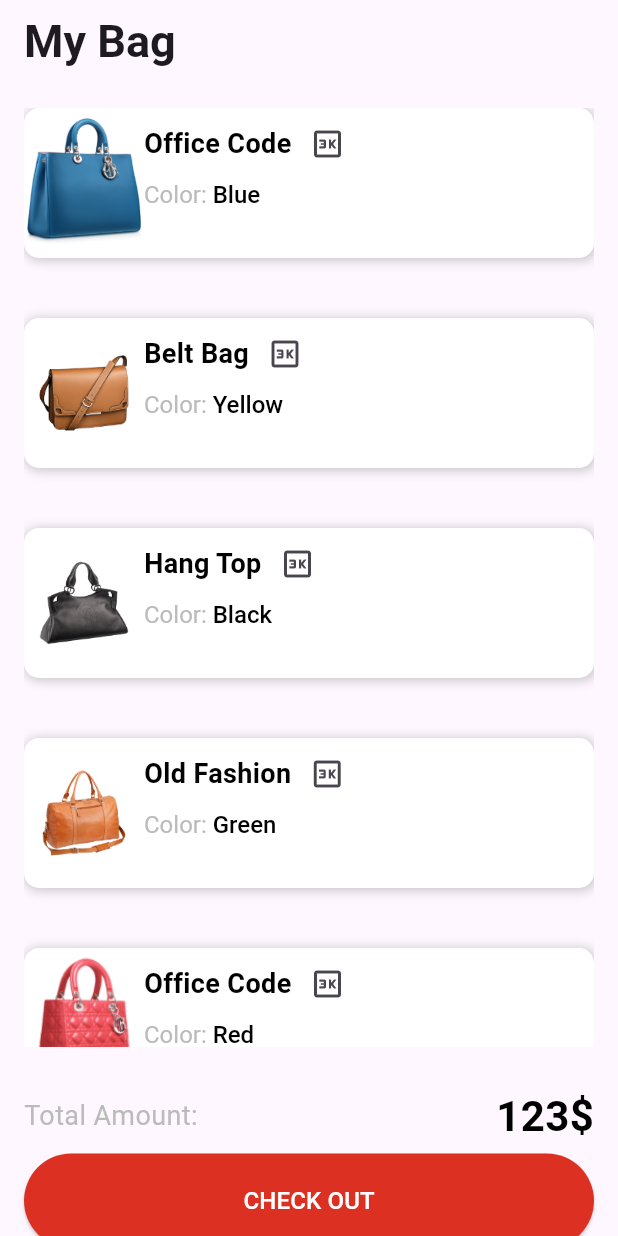
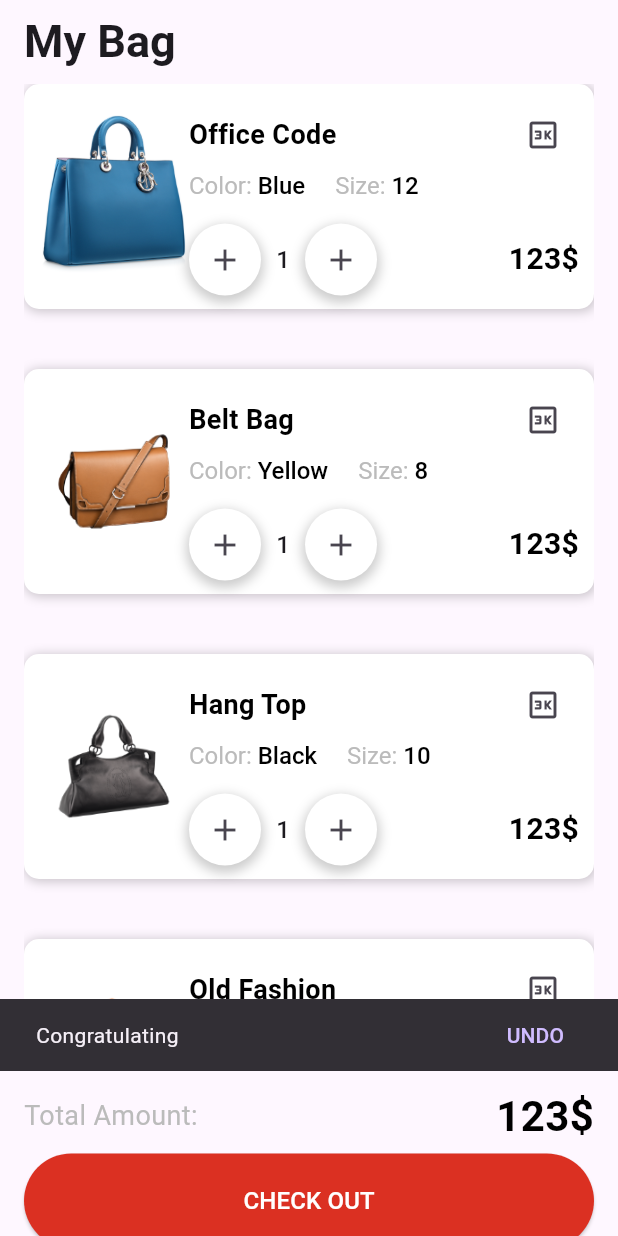
Before and after one commit to sajjadulBappy/live_test_two, a Flutter app: the screen it shows after launch, after a tap on "CHECK OUT", on a phone screen of 412 x 824 dp. Run offline on Flutter 3.47's test engine with Material 3 defaults, Android fonts, the phone set to English and light mode, and no system bars.

Commit message:
done all

```diff
--- a/lib/screen/home.dart
+++ b/lib/screen/home.dart
@@ -63,7 +63,20 @@ class _HomeState extends State<Home> {
                     padding: const EdgeInsets.symmetric(
                         horizontal: 16, vertical: 20),
                   ),
-                  onPressed: () {},
+                  onPressed: () {
+                    ScaffoldMessenger.of(context).showSnackBar(
+                      SnackBar(
+                        content: const Text('Congratulating'),
+                        action: SnackBarAction(
+                          label: 'UNDO',
+                          onPressed: () {
+                            // Handle the 'UNDO' action
+                          },
+                        ),
+                        duration: const Duration(seconds: 3), // How long the snackbar stays visible
+                      ),
+                    );
+                  },
                   child: const Text(
                     'CHECK OUT',
                     style: TextStyle(
@@ -78,13 +91,14 @@ class _HomeState extends State<Home> {
         ),
       ),
       body: Padding(
-        padding: const EdgeInsets.all(16.0),
+        padding: const EdgeInsets.symmetric(horizontal: 16),
         child: ListView.builder(
           itemCount: products.length,
           itemBuilder: (BuildContext context, int index) => Container(
             margin: const EdgeInsets.only(bottom: 40),
+              padding: const EdgeInsets.all(10),
               width: double.infinity,
-              height: 100,
+              height: 150,
               decoration: BoxDecoration(
                 color: Colors.white,
                 borderRadius: BorderRadius.circular(10),
@@ -100,12 +114,14 @@ class _HomeState extends State<Home> {
               ),
               child: Row(
                 children: [
+
                   Image.asset(
                     products[index].image,
-                    width: 80,
+                    width: 100,
                     fit: BoxFit.cover,
                   ),
-                  Column(
+                  Expanded(
+                    child: Column(
                       crossAxisAlignment: CrossAxisAlignment.start,
                       children: [
                         Row(
@@ -125,6 +141,8 @@ class _HomeState extends State<Home> {
                             ),
                           ],
                         ),
+
+                        //Size and Color
                         Row(
                           children: [
                             RichText(
@@ -144,11 +162,97 @@ class _HomeState extends State<Home> {
                                   ),
                                 ],
                               ),
+                            ),
+                            const SizedBox(width: 20,),
+                            RichText(
+                              text: TextSpan(
+                                text: 'Size: ',
+                                style: const TextStyle(
+                                  color: Color(0xFFBBBBBB),
+                                  fontSize: 16,
+                                ),
+                                children: [
+                                  TextSpan(
+                                    text: products[index].size.toString(),
+                                    style: const TextStyle(
+                                      fontWeight: FontWeight.w500,
+                                      color: Colors.black,
+                                    ),
+                                  ),
+                                ],
+                              ),
+                            ),
+                          ],
+                        ),
+
+                        const SizedBox(height: 16,),
+                        //increment and decrement buttons
+                        SizedBox(
+
+                          child: Row(
+                            children: [
+                              Container(
+                                decoration: BoxDecoration(
+                                  color: const Color(0xFFFFFFFF),
+                                  shape: BoxShape.circle,
+                                  boxShadow: [
+                                    BoxShadow(
+                                      color: Colors.black.withOpacity(0.2), // Shadow color
+                                      spreadRadius: 2, // Spread radius
+                                      blurRadius: 6, // Blur radius for soft shadow
+                                      offset: const Offset(0, 3), // Position of shadow (x, y)
+                                    ),
+                                  ],// Makes the background circular
+                                ),
+                                child: IconButton(
+                                    onPressed: (){},
+                                    icon: const Icon(Icons.add),
+
+                                ),
+                              ),
+                              const SizedBox(width: 10,),
+                              const Text(
+                                "1",
+                                style: TextStyle(
+                                  fontSize: 16,
+                                  fontWeight: FontWeight.w500,
+                                ),
+                              ),
+                              const SizedBox(width: 10,),
+                              Container(
+                                decoration: BoxDecoration(
+                                  color: const Color(0xFFFFFFFF),
+                                  shape: BoxShape.circle,
+                                  boxShadow: [
+                                    BoxShadow(
+                                      color: Colors.black.withOpacity(0.2), // Shadow color
+                                      spreadRadius: 2, // Spread radius
+                                      blurRadius: 6, // Blur radius for soft shadow
+                                      offset: const Offset(0, 3), // Position of shadow (x, y)
+                                    ),
+                                  ],// Makes the background circular
+                                ),
+                                child: IconButton(
+                                  onPressed: (){},
+                                  icon: const Icon(Icons.add),
+
+                                ),
+                              ),
+                              const Spacer(),
+                              const Text(
+                                "123\$",
+                                style: TextStyle(
+                                  fontSize: 20,
+                                  color: Colors.black,
+                                  fontWeight: FontWeight.bold,
+                                ),
                               )
                             ],
+                          ),
                         )
                       ],
-                  )
+                    ),
+                  ),
                 ],
               ),
             )
```
Lines whose indentation alone changed are shown as unchanged.
